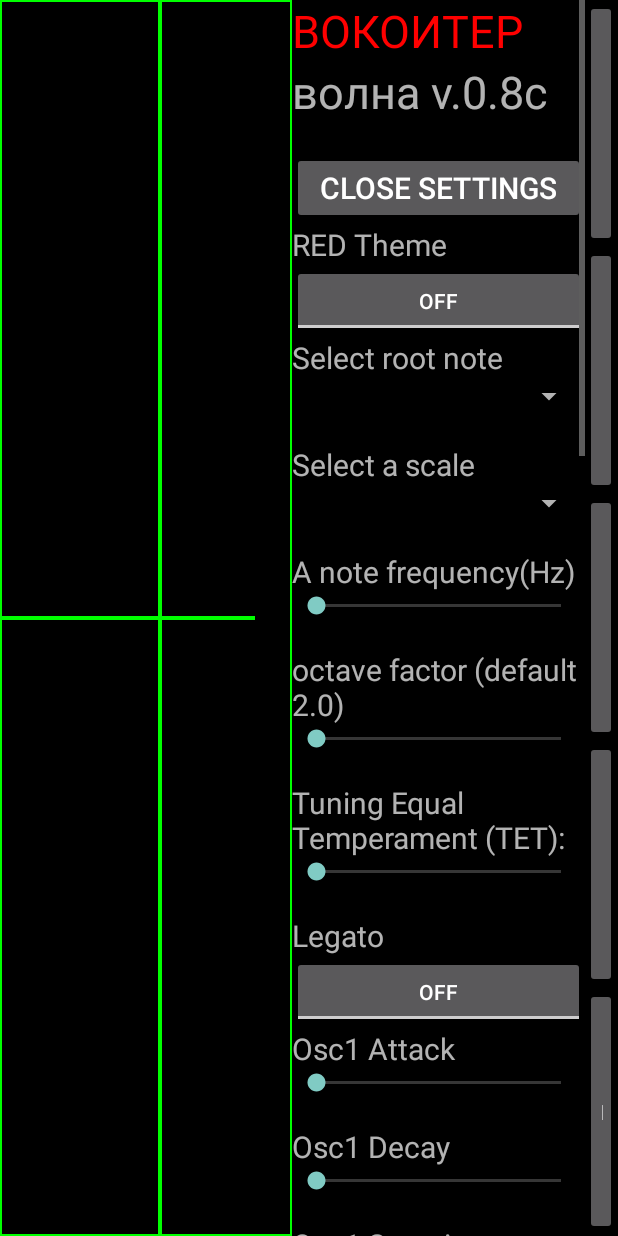
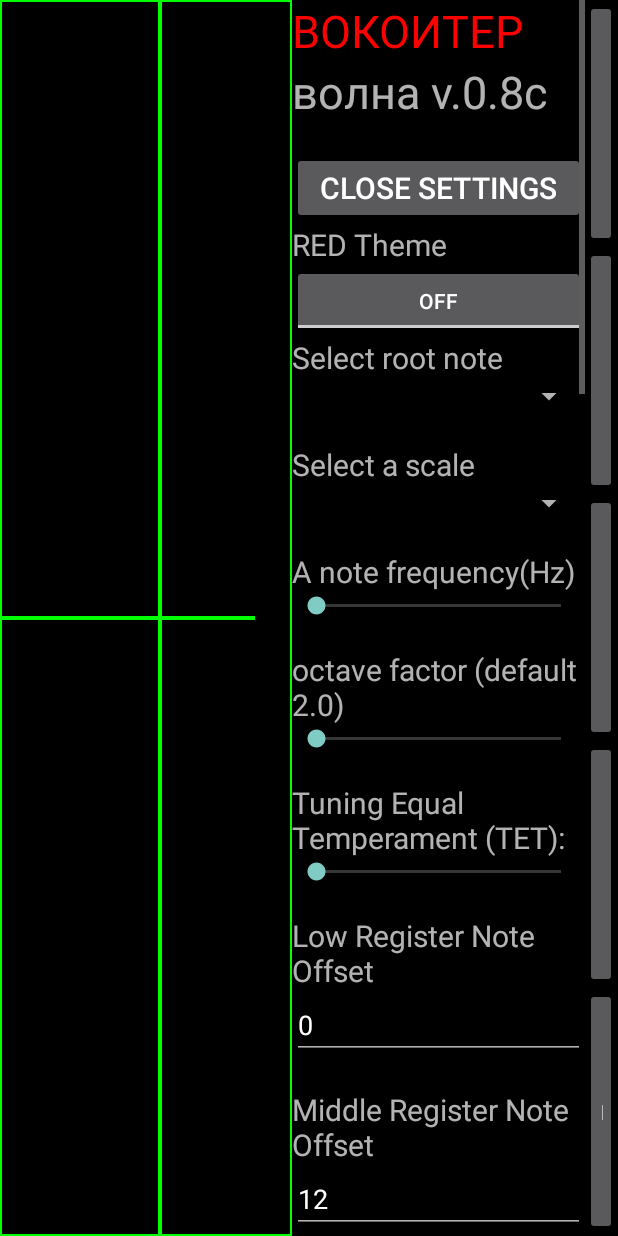
Before and after one commit to bokontep/volna, an Android app: the layout activity_main.xml on its own in the app's theme, with its tools: preview values and no code run, on a phone screen of 412 x 824 dp. Run offline under Robolectric (Android 15) with nearby library versions, the phone set to English and light mode, and no system bars.

Commit message:
Note Offset for chords

```diff
--- a/app/src/main/AndroidManifest.xml
+++ b/app/src/main/AndroidManifest.xml
@@ -21,6 +21,7 @@
                 <category android:name="android.intent.category.LAUNCHER" />
             </intent-filter>
         </activity>
+
         <service android:name="org.bokontep.wavesynth.VolnaMidiDeviceService"
             android:permission="android.permission.BIND_MIDI_DEVICE_SERVICE">
             <intent-filter>
--- a/app/src/main/java/org/bokontep/wavesynth/WaveDisplay.java
+++ b/app/src/main/java/org/bokontep/wavesynth/WaveDisplay.java
@@ -13,6 +13,7 @@ public class WaveDisplay extends View {
         setFocusable(true);
         setFocusableInTouchMode(true);
         setupPaint();
+
     }
     public void setupPaint()
     {
--- a/app/src/main/res/layout/activity_main.xml
+++ b/app/src/main/res/layout/activity_main.xml
@@ -150,6 +150,58 @@
                 android:layout_height="wrap_content"
                 android:min="2"
                 android:max="48"/>
+
+            <Space
+                android:layout_width="match_parent"
+                android:layout_height="20dp"
+
+                />
+            <TextView
+                android:layout_width="match_parent"
+                android:layout_height="wrap_content"
+                android:textSize="20sp"
+                android:text="Low Register Note Offset"
+                />
+            <EditText
+                android:id="@+id/lowOffsetEditText"
+                android:layout_width="match_parent"
+                android:layout_height="wrap_content"
+                android:text="0"
+                />
+            <Space
+                android:layout_width="match_parent"
+                android:layout_height="20dp"
+
+                />
+            <TextView
+                android:layout_width="match_parent"
+                android:layout_height="wrap_content"
+                android:textSize="20sp"
+                android:text="Middle Register Note Offset"
+                />
+            <EditText
+                android:id="@+id/middleOffsetEditText"
+                android:layout_width="match_parent"
+                android:layout_height="wrap_content"
+                android:text="12"
+                />
+            <Space
+                android:layout_width="match_parent"
+                android:layout_height="20dp"
+
+                />
+            <TextView
+                android:layout_width="match_parent"
+                android:layout_height="wrap_content"
+                android:textSize="20sp"
+                android:text="High Register Note Offset"
+                />
+            <EditText
+                android:id="@+id/highOffsetEditText"
+                android:layout_width="match_parent"
+                android:layout_height="wrap_content"
+                android:text="24"
+                />
             <Space
                 android:layout_width="match_parent"
                 android:layout_height="20dp"
```
Also changed, not shown: app/src/main/java/org/bokontep/wavesynth/MainActivity.java (+138 -24 lines), app/src/main/java/org/bokontep/wavesynth/ScaleEdit.java (added, +25 -0 lines), app/src/main/java/org/bokontep/wavesynth/WaveTableEdit.java (added, +60 -0 lines).
